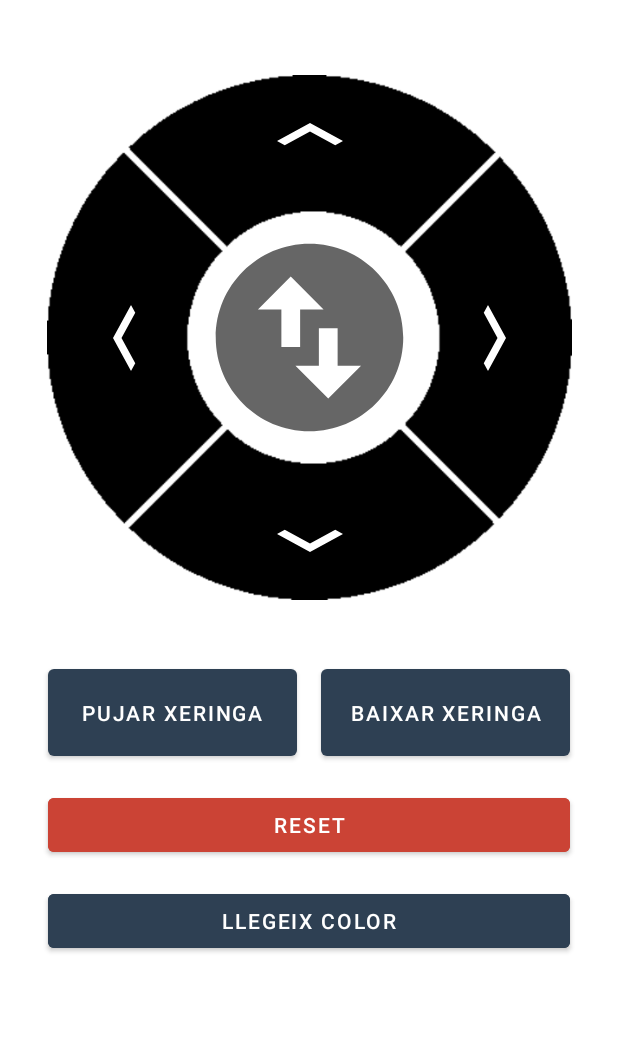
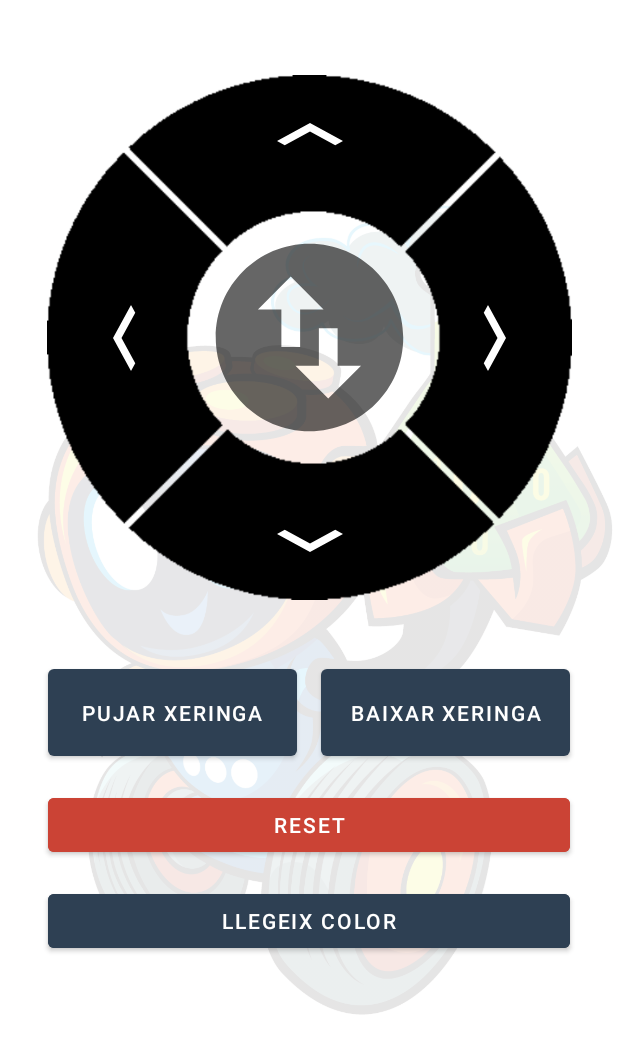
Before and after one commit to arnaubeltra/tfg-quibot, an Android app: the fragment InteractWithRobot shown on its own in the app's theme, on a phone screen of 412 x 824 dp. Shown: the top 1054 px of the screen. Run offline under Robolectric (Android 15) with nearby library versions, the phone set to English and light mode, and no system bars; our stand-ins replace Volley; network calls fail.

Commit message:
Check robot connection and minor changes

```diff
--- a/Frontend/TFGQuiBot/app/src/main/java/edu/upc/arnaubeltra/tfgquibot/api/RobotAPI.java
+++ b/Frontend/TFGQuiBot/app/src/main/java/edu/upc/arnaubeltra/tfgquibot/api/RobotAPI.java
@@ -24,6 +24,7 @@ import edu.upc.arnaubeltra.tfgquibot.ui.login.Login;
 import edu.upc.arnaubeltra.tfgquibot.ui.login.LoginViewModel;
 import edu.upc.arnaubeltra.tfgquibot.ui.usersList.UsersListViewModel;
 import edu.upc.arnaubeltra.tfgquibot.viewModels.PermissionsViewModel;
+import edu.upc.arnaubeltra.tfgquibot.viewModels.RobotConnectionViewModel;
 
 public class RobotAPI extends ViewModel {
 
@@ -40,6 +41,7 @@ public class RobotAPI extends ViewModel {
     private PermissionsViewModel permissionsViewModel;
     private UsersListViewModel usersListViewModel;
     private TicTacToeViewModel ticTacToeViewModel;
+    private RobotConnectionViewModel robotConnectionViewModel;
 
     private ArrayList<User> loggedUsersList;
 
@@ -146,6 +148,12 @@ public class RobotAPI extends ViewModel {
         getRequest(url, "");
     }
 
+    public void checkRobotConnection() {
+        String url = BASE_URL + "/check-robot-connection";
+        getRequest(url, "checkRobotConnection");
+    }
+
+
     private void getRequest(String url, String callFun) {
         if (getRequestQueue == null)
             getRequestQueue = Volley.newRequestQueue(Login.getInstance());
@@ -168,6 +176,7 @@ public class RobotAPI extends ViewModel {
         permissionsViewModel = new ViewModelProvider(Login.getContext()).get(PermissionsViewModel.class);
         usersListViewModel = new ViewModelProvider(Login.getContext()).get(UsersListViewModel.class);
         ticTacToeViewModel = new ViewModelProvider(Login.getContext()).get(TicTacToeViewModel.class);
+        robotConnectionViewModel = new ViewModelProvider(Login.getContext()).get(RobotConnectionViewModel.class);
 
         switch (callFun) {
             case "adminLogin":
@@ -178,6 +187,9 @@ public class RobotAPI extends ViewModel {
                 break;
             case "adminLogout":
                 navigationViewModel.setLogoutAdminResponse(response);
+                break;
+            case "checkRobotConnection":
+                robotConnectionViewModel.setCheckRobotConnectionResponse(response);
                 break;
             case "checkPermissionsUser":
                 permissionsViewModel.setUserPermissionsResponse(response);
--- a/Frontend/TFGQuiBot/app/src/main/java/edu/upc/arnaubeltra/tfgquibot/ui/interactWithRobot/InteractWithRobot.java
+++ b/Frontend/TFGQuiBot/app/src/main/java/edu/upc/arnaubeltra/tfgquibot/ui/interactWithRobot/InteractWithRobot.java
@@ -1,5 +1,6 @@
 package edu.upc.arnaubeltra.tfgquibot.ui.interactWithRobot;
 
+import android.app.AlertDialog;
 import android.os.Bundle;
 
 import androidx.fragment.app.Fragment;
@@ -17,11 +18,13 @@ import edu.upc.arnaubeltra.tfgquibot.R;
 import edu.upc.arnaubeltra.tfgquibot.UserNavigation;
 import edu.upc.arnaubeltra.tfgquibot.ui.login.Login;
 import edu.upc.arnaubeltra.tfgquibot.viewModels.PermissionsViewModel;
+import edu.upc.arnaubeltra.tfgquibot.viewModels.RobotConnectionViewModel;
 
 public class InteractWithRobot extends Fragment {
 
     private InteractWithRobotViewModel interactWithRobotViewModel;
     private PermissionsViewModel permissionsViewModel;
+    private RobotConnectionViewModel robotConnectionViewModel;
 
     private Boolean isAuthorized = false;
 
@@ -46,8 +49,33 @@ public class InteractWithRobot extends Fragment {
         interactWithRobotViewModel = new ViewModelProvider(Login.getContext()).get(InteractWithRobotViewModel.class);
 
         permissionsViewModel = new ViewModelProvider(Login.getContext()).get(PermissionsViewModel.class);
+        robotConnectionViewModel = new ViewModelProvider(Login.getContext()).get(RobotConnectionViewModel.class);
+
+        checkRobotConnection();
 
         return v;
+    }
+
+    private void checkRobotConnection() {
+        robotConnectionViewModel.checkRobotConnection();
+        robotConnectionViewModel.getCheckRobotConnectionResponse().observe(getViewLifecycleOwner(), response -> {
+            try {
+                JSONObject responseObject = new JSONObject(response);
+                if (responseObject.getString("response").equals("robot-connection-failed"))
+                    dialogWarningRobotNotConnected();
+            } catch (JSONException e) {
+                e.printStackTrace();
+            }
+        });
+    }
+
+    private void dialogWarningRobotNotConnected() {
+        AlertDialog.Builder builder = new AlertDialog.Builder(getActivity());
+        builder.setTitle(R.string.txtRobotNotConnected)
+                .setMessage(R.string.txtCheckRobotConnection)
+                .setPositiveButton(R.string.txtAccept, null);
+        AlertDialog dialog = builder.create();
+        dialog.show();
     }
 
     private void action(String interaction) {
--- /dev/null
+++ b/Frontend/TFGQuiBot/app/src/main/java/edu/upc/arnaubeltra/tfgquibot/viewModels/RobotConnectionViewModel.java
@@ -0,0 +1,26 @@
+package edu.upc.arnaubeltra.tfgquibot.viewModels;
+
+import androidx.lifecycle.LiveData;
+import androidx.lifecycle.MutableLiveData;
+import androidx.lifecycle.ViewModel;
+
+import edu.upc.arnaubeltra.tfgquibot.api.RobotAPI;
+
+public class RobotConnectionViewModel extends ViewModel {
+    private RobotAPI robotAPI = RobotAPI.getInstance();
+    private static MutableLiveData<String> robotConnectionResponseLiveData;
+
+    public void checkRobotConnection() {
+        if (robotConnectionResponseLiveData == null)
+            robotConnectionResponseLiveData = new MutableLiveData<>();
+        robotAPI.checkRobotConnection();
+    }
+
+    public LiveData<String> getCheckRobotConnectionResponse() {
+        return robotConnectionResponseLiveData;
+    }
+
+    public void setCheckRobotConnectionResponse(String response) {
+        robotConnectionResponseLiveData.setValue(response);
+    }
+}
--- a/Frontend/TFGQuiBot/app/src/main/res/layout/fragment_interact_with_robot.xml
+++ b/Frontend/TFGQuiBot/app/src/main/res/layout/fragment_interact_with_robot.xml
@@ -5,6 +5,18 @@
     android:layout_width="match_parent"
     android:layout_height="match_parent"
     tools:context=".ui.interactWithRobot.InteractWithRobot">
+
+    <ImageView
+        android:id="@+id/imageViewBackground"
+        android:layout_width="450dp"
+        android:layout_height="636dp"
+        android:alpha="0.1"
+        android:background="@drawable/quibot_bg_light"
+        android:scaleType="centerCrop"
+        app:layout_constraintBottom_toBottomOf="parent"
+        app:layout_constraintEnd_toEndOf="parent"
+        app:layout_constraintStart_toStartOf="parent"
+        app:layout_constraintTop_toTopOf="parent" />
 
     <ScrollView
         android:layout_width="match_parent"
--- a/Frontend/TFGQuiBot/app/src/main/res/values/strings.xml
+++ b/Frontend/TFGQuiBot/app/src/main/res/values/strings.xml
@@ -74,6 +74,7 @@
     <string name="txtPhisicalLayout">Disposició per jugar al joc.</string>
     <string name="txtClose">Tancar</string>
     <string name="txtPermissionsPlayTicTacToe">Demana permisos per jugar al Tres en ratlla</string>
+    <string name="txtRobotNotConnected">El robot no està connectat!</string>
 
     <string name="hello_blank_fragment">Hello blank fragment</string>
     <string name="txtReset">Reset</string>
@@ -81,6 +82,10 @@
     <string name="txtRaisePipette">Pujar xeringa</string>
     <string name="txtLowerPipette">Baixar xeringa</string>
     <string name="txtNoPermissions">Demana permisos per poder controlar el robot.</string>
+
+
+    <string name="txtCheckRobotConnection">Comprova que el robot estigui executant el seu programa ja que el servidor és incapaç de connectar-s\'hi.</string>
+    <string name="txtAccept">D\'acord</string>
 
 
     <!-- List users -->
```
Also changed, not shown: Frontend/TFGQuiBot/app/src/main/java/edu/upc/arnaubeltra/tfgquibot/socket/SocketConnection.java (deleted, +0 -34 lines), Frontend/TFGQuiBot/app/src/main/java/edu/upc/arnaubeltra/tfgquibot/ui/ticTacToe/TicTacToe.java (+28 -1 lines), Frontend/TFGQuiBot/app/src/main/res/layout/fragment_home_user.xml (+12 -12 lines), Frontend/TFGQuiBot/app/src/main/res/layout/fragment_tic_tac_toe.xml (+12 -0 lines), 1 other file.
